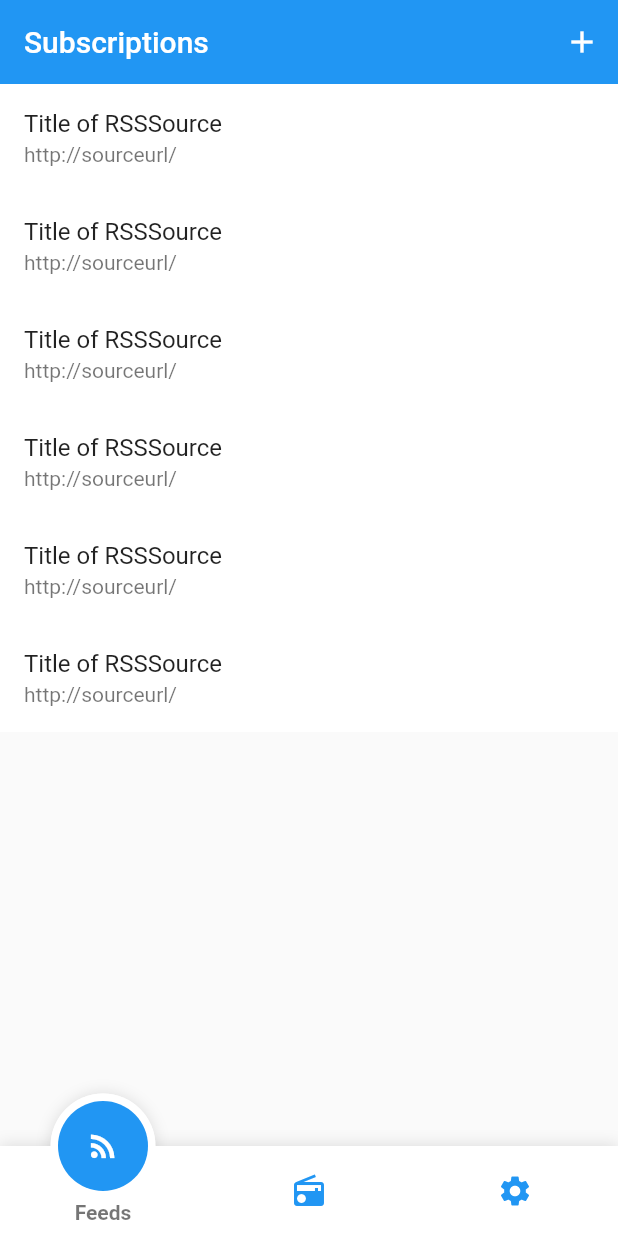
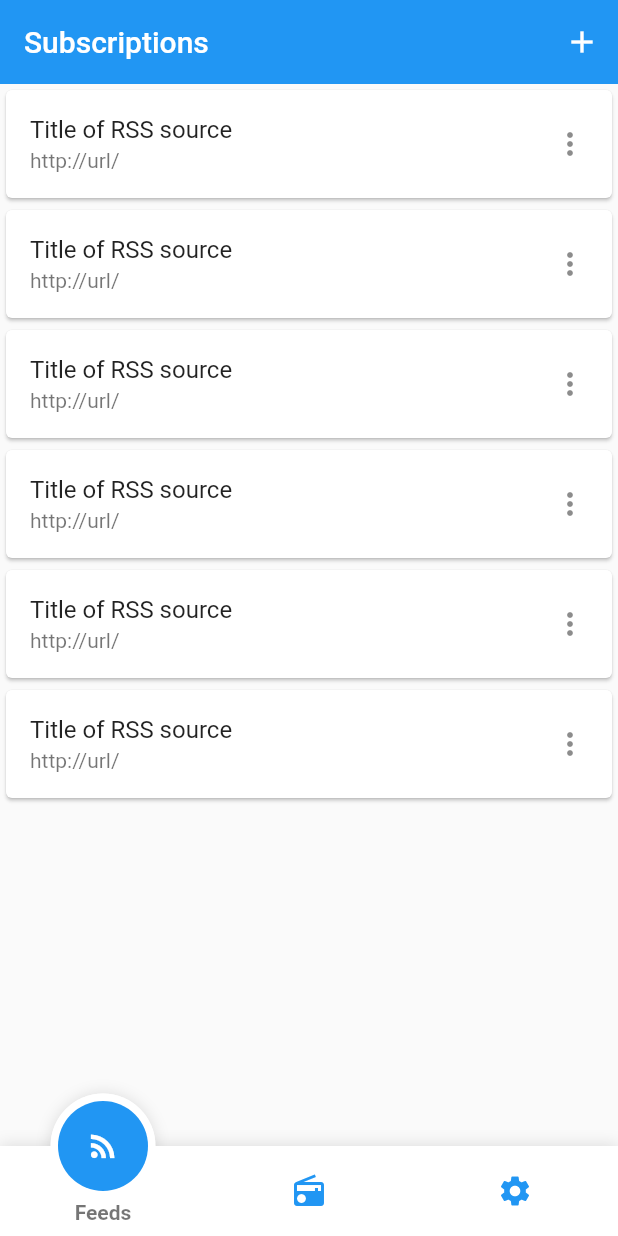
Before and after one commit to sbeam-dev/SbeamRSS, a Flutter app: the screen it shows after launch, swiped to page 2, on a phone screen of 412 x 824 dp. Run offline on Flutter 3.47's test engine with Material 2 defaults, Android fonts, the phone set to English and light mode, and no system bars; drawn by our look-alikes of fancy_bottom_navigation, flutter_slidable; our stand-ins replace sqflite; accounts and stored records are empty.

Commit message:
better subs list

```diff
--- a/lib/subs.dart
+++ b/lib/subs.dart
@@ -3,7 +3,6 @@ import 'dart:async';
 
 import 'package:path/path.dart';
 import 'package:sqflite/sqflite.dart';
-import 'package:flutter_slidable/flutter_slidable.dart';
 
 
 class RssSource {
@@ -35,6 +34,76 @@ Future<RssSource> _querySourceDatabase(int id) async {
 }
 
 
+// ----------build list of source---------
+class SourceListTile extends StatefulWidget {
+  @override
+  _SourceListTileState createState() => _SourceListTileState();
+}
+
+class _SourceListTileState extends State<SourceListTile> {
+  @override
+  Widget build(BuildContext context) {
+    return Card(
+      child: InkWell(
+        splashColor: Colors.blue.withAlpha(30),
+        child: ListTile(
+          title: Text("Title of RSS source"),
+          subtitle: Text("http://url/"),
+          trailing: Icon(Icons.more_vert),
+        ),
+        onTap: (){
+          showModalBottomSheet(context: context,
+              shape: RoundedRectangleBorder(
+                borderRadius: BorderRadius.circular(10),
+              ),
+              builder: (BuildContext context){
+                return SourceBottomSheet();
+            }
+          );
+        },
+      ),
+    );
+  }
+}
+
+class SourceBottomSheet extends StatefulWidget {
+  @override
+  _SourceBottomSheet createState() => _SourceBottomSheet();
+}
+
+class _SourceBottomSheet extends State<SourceBottomSheet> {
+  @override
+  Widget build(BuildContext context) {
+    return Column(
+      mainAxisSize: MainAxisSize.min,
+
+      children: <Widget>[
+        ListTile(
+          leading: Icon(Icons.edit),
+          title: Text("Edit Name"),
+          onTap: (){
+
+          },
+        ),
+        ListTile(
+          leading: Icon(Icons.link),
+          title: Text("Edit URL"),
+          onTap: (){
+
+          },
+        ),
+        ListTile(
+          leading: Icon(Icons.delete, color: Colors.red),
+          title: Text("Delete this source", style: TextStyle(color: Colors.red),),
+          onTap: (){
+
+          },
+        )
+      ],
+    );
+  }
+}
+
 Widget _buildSubItem(int index){
 //  if (_querySourceDatabase(index) == null) {
 //    return null;
@@ -47,39 +116,11 @@ Widget _buildSubItem(int index){
   if (index > 5) {
     return null;
   }
-  return Slidable(
-    actionPane: SlidableDrawerActionPane(),
-    actionExtentRatio: 0.25,
-    child: Container(
-      color: Colors.white,
-      child: ListTile(
-        title: Text('Title of RSSSource'),
-        subtitle: Text('http://sourceurl/'),
-      ),
-    ),
-    actions: <Widget>[
-      IconSlideAction(
-        caption: 'Edit',
-        color: Colors.grey,
-        icon: Icons.edit,
-        onTap: (){
-
-        },
-      ),
-    ],
-    secondaryActions: <Widget>[
-      IconSlideAction(
-        caption: 'Delete',
-        color: Colors.red,
-        icon: Icons.delete,
-        onTap: (){
-
-        },
-      ),
-    ],
-  );;
+  return SourceListTile();
 }
 
+
+// ---------------Page--------------
 class SubsPage extends StatefulWidget {
   SubsPage({Key key, this.title}) : super(key: key);
 
--- a/pubspec.yaml
+++ b/pubspec.yaml
@@ -23,7 +23,6 @@ dependencies:
   path:
   fancy_bottom_navigation: ^0.3.2
   provider: ^3.0.0
-  flutter_slidable: ^0.5.4
 
   # The following adds the Cupertino Icons font to your application.
   # Use with the CupertinoIcons class for iOS style icons.
```
Also changed, not shown: pubspec.lock.
